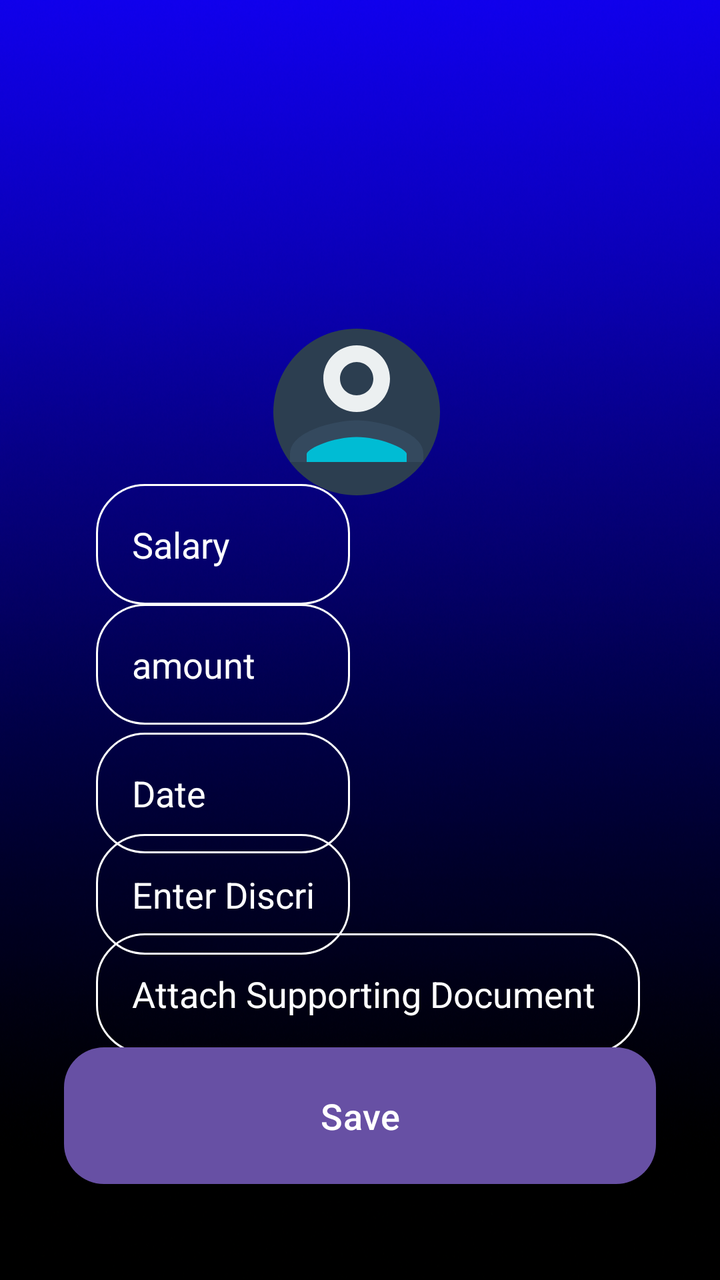
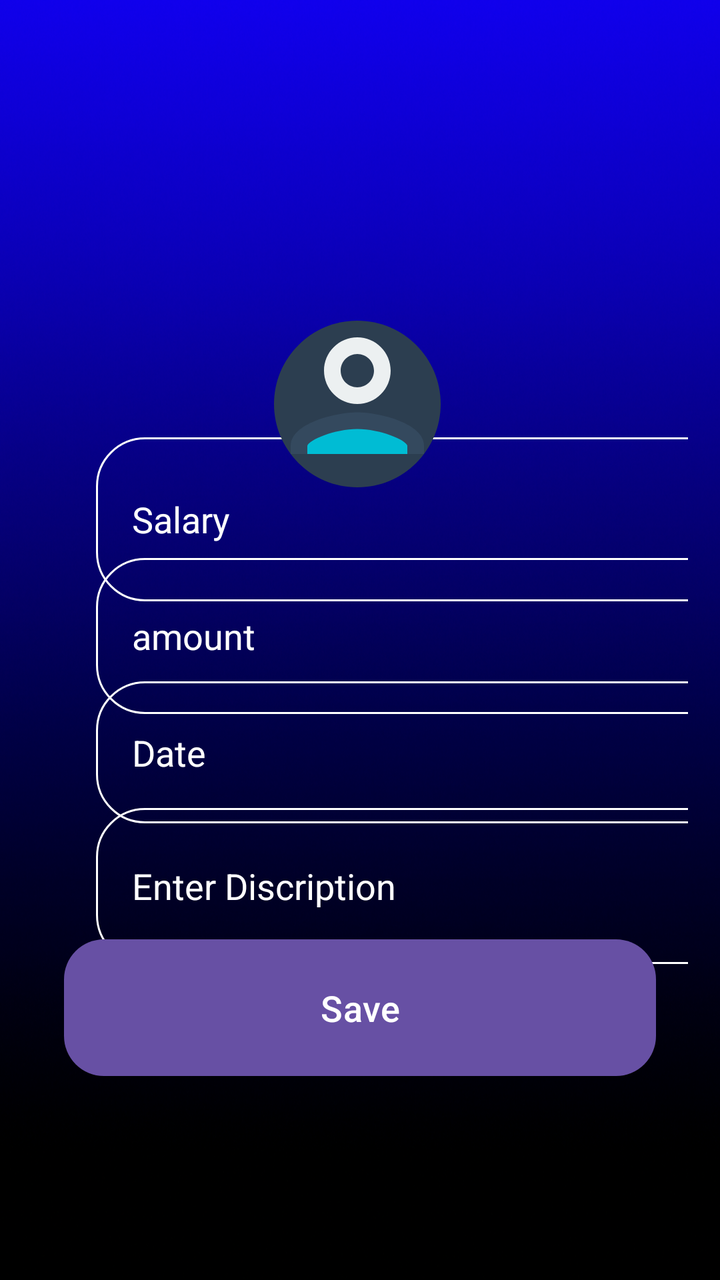

Before-and-after screenshots of an Android layout around one commit, followed by the original layout XML and the change that was made.
<!-- AndroidManifest.xml: application theme Theme.CashUp -->
<!-- res/layout/add_income_section.xml -->
<androidx.constraintlayout.widget.ConstraintLayout xmlns:android="http://schemas.android.com/apk/res/android"

    xmlns:app="http://schemas.android.com/apk/res-auto"
    android:layout_width="match_parent"
    android:layout_height="match_parent"
    android:background="@drawable/background"
    android:padding="16dp"
    >

    
    
    <EditText
        android:id="@+id/income_field"
        android:layout_width="0dp"
        android:layout_height="wrap_content"
        android:layout_marginStart="32dp"
        android:layout_marginEnd="169dp"
        android:layout_marginBottom="8dp"
        android:background="@drawable/rounded_corner"
        android:ems="10"
        android:inputType="textPersonName"
        android:padding="18dp"
        android:text="Salary"
        android:textColor="@color/white"
        android:textColorHint="@color/white"
        android:textSize="18sp"
        app:layout_constraintBottom_toBottomOf="parent"
        app:layout_constraintEnd_toEndOf="parent"
        app:layout_constraintHorizontal_bias="1.0"
        app:layout_constraintStart_toStartOf="parent"
        app:layout_constraintTop_toTopOf="parent"
        app:layout_constraintVertical_bias="0.419" />

    
    <EditText
        android:id="@+id/amount_view"
        android:layout_width="0dp"
        android:layout_height="wrap_content"
        android:layout_marginStart="32dp"
        android:layout_marginEnd="169dp"
        android:layout_marginBottom="8dp"
        android:background="@drawable/rounded_corner"
        android:ems="10"
        android:inputType="textPersonName"
        android:padding="18dp"
        android:text="amount"
        android:textColor="@color/white"
        android:textColorHint="@color/white"
        android:textSize="18sp"
        app:layout_constraintBottom_toBottomOf="parent"
        app:layout_constraintEnd_toEndOf="parent"
        app:layout_constraintHorizontal_bias="0.0"
        app:layout_constraintStart_toStartOf="parent"
        app:layout_constraintTop_toTopOf="parent"
        app:layout_constraintVertical_bias="0.53" />

    <EditText
        android:id="@+id/date_view"
        android:layout_width="0dp"
        android:layout_height="wrap_content"
        android:layout_marginStart="32dp"
        android:layout_marginEnd="169dp"
        android:layout_marginBottom="8dp"
        android:background="@drawable/rounded_corner"
        android:ems="10"
        android:inputType="textPersonName"
        android:padding="18dp"
        android:text="Date"
        android:textColor="@color/white"
        android:textColorHint="@color/white"
        android:textSize="18sp"
        app:layout_constraintBottom_toBottomOf="parent"
        app:layout_constraintEnd_toEndOf="parent"
        app:layout_constraintHorizontal_bias="1.0"
        app:layout_constraintStart_toStartOf="parent"
        app:layout_constraintTop_toTopOf="parent"
        app:layout_constraintVertical_bias="0.649" />
    
    
    

    <EditText
        android:id="@+id/description_view"
        android:layout_width="0dp"
        android:layout_height="wrap_content"
        android:layout_marginStart="32dp"
        android:layout_marginEnd="169dp"
        android:layout_marginBottom="8dp"
        android:background="@drawable/rounded_corner"
        android:ems="10"
        android:inputType="textPersonName"
        android:padding="18dp"
        android:text="Enter Discription"
        android:textColor="@color/white"
        android:textColorHint="@color/white"
        android:textSize="18sp"
        app:layout_constraintBottom_toBottomOf="parent"
        app:layout_constraintEnd_toEndOf="parent"
        app:layout_constraintHorizontal_bias="0.0"
        app:layout_constraintStart_toStartOf="parent"
        app:layout_constraintTop_toTopOf="parent"
        app:layout_constraintVertical_bias="0.743" />

    <EditText
        android:id="@+id/attachDoc_view"
        android:layout_width="0dp"
        android:layout_height="wrap_content"
        android:layout_marginStart="32dp"
        android:layout_marginEnd="24dp"
        android:layout_marginBottom="8dp"
        android:background="@drawable/rounded_corner"
        android:ems="10"
        android:inputType="textPersonName"
        android:padding="18dp"
        android:text="Attach Supporting Document"
        android:textColor="@color/white"
        android:textColorHint="@color/white"
        android:textSize="18sp"
        app:layout_constraintBottom_toBottomOf="parent"
        app:layout_constraintEnd_toEndOf="parent"
        app:layout_constraintHorizontal_bias="0.0"
        app:layout_constraintStart_toStartOf="parent"
        app:layout_constraintTop_toTopOf="parent"
        app:layout_constraintVertical_bias="0.835" />

    
    <ImageView
        android:id="@+id/imageView4"
        android:layout_width="100dp"
        android:layout_height="100dp"
        android:layout_marginTop="140dp"
        android:layout_marginEnd="8dp"
        app:layout_constraintEnd_toEndOf="parent"
        app:layout_constraintHorizontal_bias="0.51"
        app:layout_constraintStart_toStartOf="parent"
        app:layout_constraintTop_toTopOf="parent"
        app:srcCompat="@drawable/ic_profile" />

    <Button
        android:id="@+id/Save_button"
        android:layout_width="0dp"
        android:layout_height="wrap_content"
        android:layout_marginStart="16dp"
        android:layout_marginTop="51dp"
        android:layout_marginEnd="16dp"
        android:layout_marginBottom="86dp"

        android:background="@drawable/rounded_button_blue"
        android:padding="18dp"
        android:text="Save"
        android:textColor="@color/white"
        android:textSize="18sp"
        app:layout_constraintBottom_toBottomOf="parent"
        app:layout_constraintEnd_toEndOf="parent"
        app:layout_constraintHorizontal_bias="1.0"
        app:layout_constraintStart_toStartOf="parent"
        app:layout_constraintTop_toBottomOf="@+id/attachDoc_view" />


</androidx.constraintlayout.widget.ConstraintLayout>
<!-- resources referenced by this layout -->
<resources>
  <color name="white">#FFFFFFFF</color>
  <!-- drawable background: png bitmap (drawable, 768113 bytes) -->
  <!-- drawable ic_profile (drawable) -->
  <vector xmlns:android="http://schemas.android.com/apk/res/android"
      android:width="40dp"
      android:height="40dp"
      android:viewportWidth="24"
      android:viewportHeight="24">
  
      
      <path
          android:fillColor="#2c3e50"
          android:pathData="M12,2C6.48,2 2,6.48 2,12s4.48,10 10,10 10,-4.48 10,-10S17.52,2 12,2z"/>
  
      
      <path
          android:fillColor="#ecf0f1"
          android:pathData="M12,12c2.21,0 4,-1.79 4,-4s-1.79,-4 -4,-4 -4,1.79 -4,4 1.79,4 4,4zM12,6c1.1,0 2,0.9 2,2s-0.9,2 -2,2 -2,-0.9 -2,-2 0.9,-2 2,-2z"/>
  
      
      <path
          android:fillColor="#34495e"
          android:pathData="M12,13c-2.67,0 -8,1.34 -8,4v1h16v-1c0,-2.66 -5.33,-4 -8,-4z"/>
  
      
      <path
          android:fillColor="#00bcd4"
          android:pathData="M18,18H6v-0.99c0.2,-0.72 3.3,-2.01 6,-2.01s5.8,1.29 6,2v1z"/>
  </vector>
  <!-- drawable rounded_button_blue (drawable) -->
  <?xml version="1.0" encoding="utf-8"?>
  <shape xmlns:android="http://schemas.android.com/apk/res/android"
      android:shape="rectangle">
      <solid android:color="@color/black" /> 
      <corners android:radius="20dp" />
  </shape>
  <!-- drawable rounded_corner (drawable) -->
  <?xml version="1.0" encoding="utf-8"?>
  <shape xmlns:android="http://schemas.android.com/apk/res/android"
      android:shape="rectangle"
      >
  <corners
          android:radius="24dp"/>
      <stroke
          android:width="1dp"
              android:color="@color/white" />
  </shape>
  <style name="Theme.CashUp" parent="Base.Theme.CashUp" />
  <color name="black">#FF000000</color>
  <style name="Base.Theme.CashUp" parent="Theme.Material3.DayNight.NoActionBar">
  
      </style>
</resources>

<!-- the commit's change to res/layout/add_income_section.xml (unified diff, before → after) -->
@@ -1,3 +1,4 @@
+<?xml version="1.0" encoding="utf-8"?>
 <androidx.constraintlayout.widget.ConstraintLayout xmlns:android="http://schemas.android.com/apk/res/android"
 
     xmlns:app="http://schemas.android.com/apk/res-auto"
@@ -9,10 +10,13 @@
 
     
     
+
+    
+
     <EditText
         android:id="@+id/income_field"
-        android:layout_width="0dp"
-        android:layout_height="wrap_content"
+        android:layout_width="345dp"
+        android:layout_height="82dp"
         android:layout_marginStart="32dp"
         android:layout_marginEnd="169dp"
         android:layout_marginBottom="8dp"
@@ -26,16 +30,19 @@
         android:textSize="18sp"
         app:layout_constraintBottom_toBottomOf="parent"
         app:layout_constraintEnd_toEndOf="parent"
-        app:layout_constraintHorizontal_bias="1.0"
+        app:layout_constraintHorizontal_bias="0.0"
         app:layout_constraintStart_toStartOf="parent"
         app:layout_constraintTop_toTopOf="parent"
-        app:layout_constraintVertical_bias="0.419" />
+        app:layout_constraintVertical_bias="0.391" />
 
     
+    
+    
+
     <EditText
         android:id="@+id/amount_view"
-        android:layout_width="0dp"
-        android:layout_height="wrap_content"
+        android:layout_width="341dp"
+        android:layout_height="78dp"
         android:layout_marginStart="32dp"
         android:layout_marginEnd="169dp"
         android:layout_marginBottom="8dp"
@@ -52,12 +59,12 @@
         app:layout_constraintHorizontal_bias="0.0"
         app:layout_constraintStart_toStartOf="parent"
         app:layout_constraintTop_toTopOf="parent"
-        app:layout_constraintVertical_bias="0.53" />
+        app:layout_constraintVertical_bias="0.504" />
 
     <EditText
         android:id="@+id/date_view"
-        android:layout_width="0dp"
-        android:layout_height="wrap_content"
+        android:layout_width="345dp"
+        android:layout_height="71dp"
         android:layout_marginStart="32dp"
         android:layout_marginEnd="169dp"
         android:layout_marginBottom="8dp"
@@ -71,18 +78,15 @@
         android:textSize="18sp"
         app:layout_constraintBottom_toBottomOf="parent"
         app:layout_constraintEnd_toEndOf="parent"
-        app:layout_constraintHorizontal_bias="1.0"
+        app:layout_constraintHorizontal_bias="0.0"
         app:layout_constraintStart_toStartOf="parent"
         app:layout_constraintTop_toTopOf="parent"
-        app:layout_constraintVertical_bias="0.649" />
-    
-    
-    
+        app:layout_constraintVertical_bias="0.614" />
 
     <EditText
         android:id="@+id/description_view"
-        android:layout_width="0dp"
-        android:layout_height="wrap_content"
+        android:layout_width="337dp"
+        android:layout_height="78dp"
         android:layout_marginStart="32dp"
         android:layout_marginEnd="169dp"
         android:layout_marginBottom="8dp"
@@ -101,37 +105,16 @@
         app:layout_constraintTop_toTopOf="parent"
         app:layout_constraintVertical_bias="0.743" />
 
-    <EditText
-        android:id="@+id/attachDoc_view"
-        android:layout_width="0dp"
-        android:layout_height="wrap_content"
-        android:layout_marginStart="32dp"
-        android:layout_marginEnd="24dp"
-        android:layout_marginBottom="8dp"
-        android:background="@drawable/rounded_corner"
-        android:ems="10"
-        android:inputType="textPersonName"
-        android:padding="18dp"
-        android:text="Attach Supporting Document"
-        android:textColor="@color/white"
-        android:textColorHint="@color/white"
-        android:textSize="18sp"
-        app:layout_constraintBottom_toBottomOf="parent"
-        app:layout_constraintEnd_toEndOf="parent"
-        app:layout_constraintHorizontal_bias="0.0"
-        app:layout_constraintStart_toStartOf="parent"
-        app:layout_constraintTop_toTopOf="parent"
-        app:layout_constraintVertical_bias="0.835" />
+    
 
-    
     <ImageView
         android:id="@+id/imageView4"
         android:layout_width="100dp"
         android:layout_height="100dp"
-        android:layout_marginTop="140dp"
+        android:layout_marginTop="136dp"
         android:layout_marginEnd="8dp"
         app:layout_constraintEnd_toEndOf="parent"
-        app:layout_constraintHorizontal_bias="0.51"
+        app:layout_constraintHorizontal_bias="0.512"
         app:layout_constraintStart_toStartOf="parent"
         app:layout_constraintTop_toTopOf="parent"
         app:srcCompat="@drawable/ic_profile" />
@@ -141,7 +124,6 @@
         android:layout_width="0dp"
         android:layout_height="wrap_content"
         android:layout_marginStart="16dp"
-        android:layout_marginTop="51dp"
         android:layout_marginEnd="16dp"
         android:layout_marginBottom="86dp"
 
@@ -153,8 +135,7 @@
         app:layout_constraintBottom_toBottomOf="parent"
         app:layout_constraintEnd_toEndOf="parent"
         app:layout_constraintHorizontal_bias="1.0"
-        app:layout_constraintStart_toStartOf="parent"
-        app:layout_constraintTop_toBottomOf="@+id/attachDoc_view" />
+        app:layout_constraintStart_toStartOf="parent" />
 
 
 </androidx.constraintlayout.widget.ConstraintLayout>
